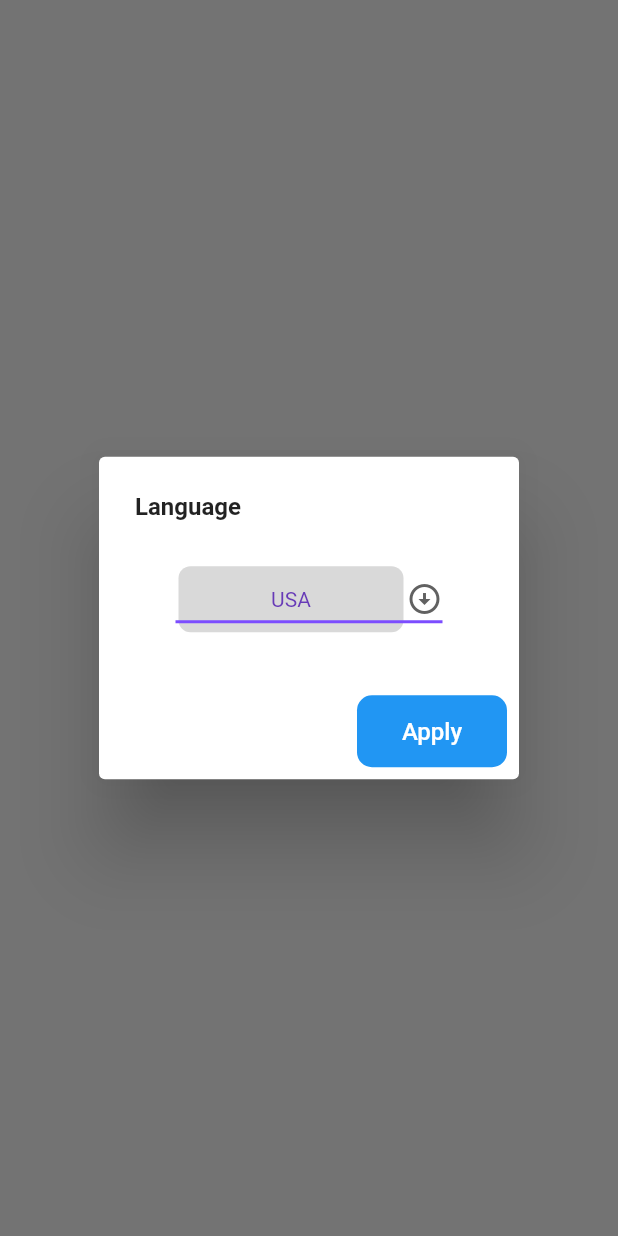
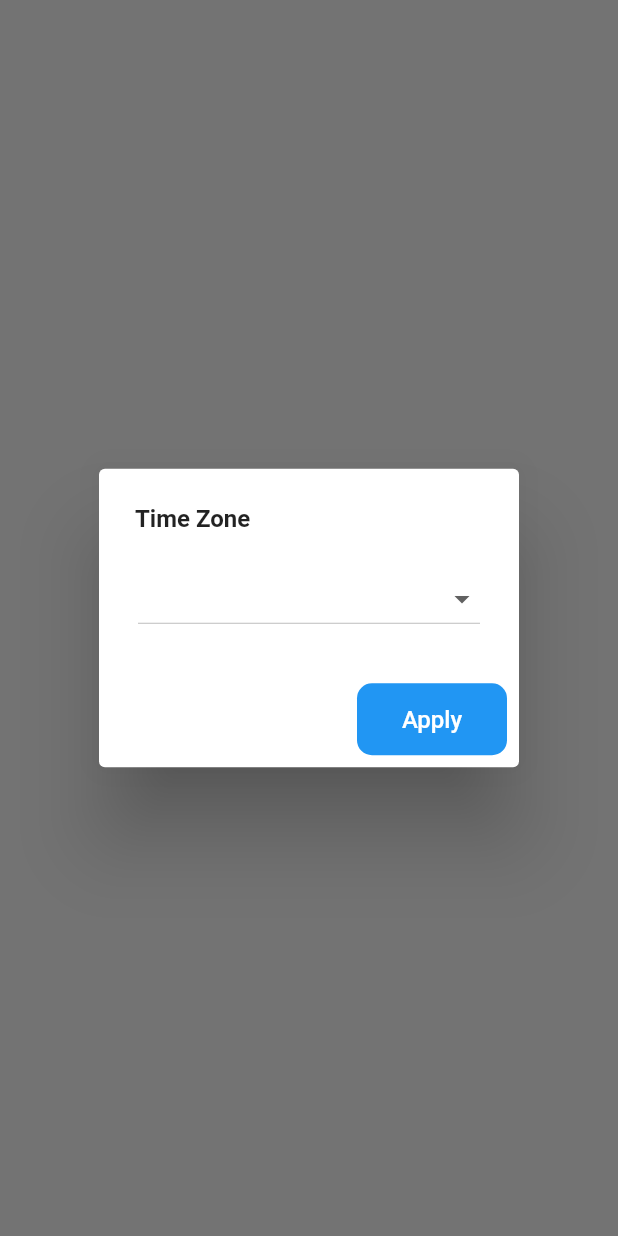
Before and after one commit to ahmadezoji/gpstracker, a Flutter app: what showTimeZoneDlgBox() shows on an empty page, opened directly, on a phone screen of 412 x 824 dp. Run offline on Flutter 3.47's test engine with Material 2 defaults, Android fonts, the phone set to English and light mode, and no system bars; our stand-ins replace cloud_firestore, flutter_map, flutter_svg, fluttertoast, get, latlong2 and 2 more; missing offline and left inert: bottom_drawer, cloud_firestore_web, firebase_core_web, location_web, pattern_lock, persian_datetime_picker and 2 more; accounts and stored records are empty.

```diff
--- a/lib/LacaleString.dart
+++ b/lib/LacaleString.dart
@@ -3,8 +3,7 @@ import 'package:get/get.dart';
 class LocaleString extends Translations {
   @override
   // TODO: implement keys
-  Map<String, Map<String, String>> get keys =>
-      {
+  Map<String, Map<String, String>> get keys => {
         'en_US': {
           'App_Name': 'GPS+',
           'Login': 'Login',
@@ -32,17 +31,20 @@ class LocaleString extends Translations {
           "email": "Email Address",
           "country": "Country Name",
           "city": "City Name",
-          "addVehicle" : "Add Vehicle",
-          "profile" : "Profile",
-          "save-change-success" : "Save changes successful",
-          "add-new-device" : "Add new device",
-          "speed" : "Speed",
+          "addVehicle": "Add Vehicle",
+          "profile": "Profile",
+          "save-change-success": "Save changes successful",
+          "add-new-device": "Add new device",
+          "speed": "Speed",
           "interval": "Interval time",
-          "mile" : "Mile",
-          "date" : "DateTime",
-          "lat" : "latitude",
-          "lon" : "longitude",
-          "currentBlurBoxTitle" : "YOUR CURRENT LOCATION",
+          "mile": "Mile",
+          "date": "DateTime",
+          "lat": "latitude",
+          "lon": "longitude",
+          "currentBlurBoxTitle": "YOUR CURRENT LOCATION",
+          "draw-your-pattern": "Draw Your pattern",
+          "Check Pattern": "Check Pattern",
+          "timezone": "Time Zone"
         },
         'fa_IR': {
           'App_Name': 'موقعیت یاب',
@@ -71,17 +73,20 @@ class LocaleString extends Translations {
           "email": "آدرس ایمیل",
           "country": "نام کشور",
           "city": "نام شهر",
-          "addVehicle" : "اضافه کردن دستگاه",
-          "profile" : "پروفایل",
-          "save-change-success" : "ثبت تغییرات موفق بود",
-          "add-new-device" : "ثبت دستگاه جدبد",
-          "speed" : "سرعت ",
+          "addVehicle": "اضافه کردن دستگاه",
+          "profile": "پروفایل",
+          "save-change-success": "ثبت تغییرات موفق بود",
+          "add-new-device": "ثبت دستگاه جدبد",
+          "speed": "سرعت ",
           "interval": "فاصله زمانی",
-          "mile" : "جهت",
-          "date" : "تاریخ و زمان",
-          "lat" : "عرض جغرافیایی",
-          "lon" : "طول جغرافیایی",
-          "currentBlurBoxTitle" : "موقعین فعلی دستگاه شما",
+          "mile": "جهت",
+          "date": "تاریخ و زمان",
+          "lat": "عرض جغرافیایی",
+          "lon": "طول جغرافیایی",
+          "currentBlurBoxTitle": "موقعین فعلی دستگاه شما",
+          "draw-your-pattern": "الگوی خود را بکشید",
+          "check-pattern": "اعتبار سنجی",
+          "timezone": "منطقه زمانی"
         },
       };
 }
--- a/lib/check_pattern.dart
+++ b/lib/check_pattern.dart
@@ -1,6 +1,7 @@
 import 'package:flutter/foundation.dart';
 import 'package:flutter/material.dart';
 import 'package:fluttertoast/fluttertoast.dart';
+import 'package:get/get.dart';
 import 'package:pattern_lock/pattern_lock.dart';
 
 class CheckPattern extends StatefulWidget {
@@ -26,14 +27,14 @@ class _CheckPatternState extends State<CheckPattern>
   Widget build(BuildContext context) {
     return Scaffold(
       appBar: AppBar(
-        title: Text("Check Pattern"),
+        title: Text("check-pattern".tr),
       ),
       body: Column(
         mainAxisAlignment: MainAxisAlignment.spaceEvenly,
         children: <Widget>[
           Flexible(
             child: Text(
-              "Draw Your pattern",
+              "draw-your-pattern".tr,
               style: TextStyle(fontSize: 26),
             ),
           ),
--- a/lib/dialogs/dialogs.dart
+++ b/lib/dialogs/dialogs.dart
@@ -1,5 +1,6 @@
 import 'package:cargpstracker/util.dart';
 import 'package:flutter/material.dart';
+import 'package:flutter_svg/flutter_svg.dart';
 import 'package:get/get.dart';
 
 enum languages { english, farsi }
@@ -54,7 +55,9 @@ void showLangDlgBox(BuildContext context) {
                 // color: Colors.blueAccent,
                 // textColor: Colors.white,
                 onPressed: () {
-                  var locale = selectedRadio == 0 ?  Locale('en', 'US') : Locale('fa', 'IR') ;
+                  var locale = selectedRadio == 0
+                      ? Locale('en', 'US')
+                      : Locale('fa', 'IR');
                   Get.updateLocale(locale);
                   Navigator.of(context).pop();
                 },
@@ -67,44 +70,70 @@ void showLangDlgBox(BuildContext context) {
 
 void showTimeZoneDlgBox(BuildContext context) {
   List<String> list = ["USA", "IRAN", "UAE", "UK"];
+  Color backColor = Theme.of(context).brightness == Brightness.dark
+      ? backNavBarDark
+      : backgroundColor;
+  Color fontColor = Theme.of(context).brightness == Brightness.dark
+      ? Colors.white
+      : Colors.black;
   showDialog<void>(
       context: context,
       builder: (BuildContext context) {
+        String? selectedZone = "";
         return AlertDialog(
-          title: Text("Language",
+          title: Text("timezone".tr,
               style: TextStyle(fontSize: 16, fontWeight: FontWeight.bold)),
-          content: Column(
-            mainAxisSize: MainAxisSize.min,
-            children: [
-              Padding(
-                  padding:
-                      const EdgeInsets.symmetric(vertical: 8, horizontal: 20),
-                  child: DropdownButton<String>(
-                    value: "USA",
-                    icon: const Icon(Icons.arrow_circle_down_sharp),
-                    elevation: 16,
-                    style: const TextStyle(color: Colors.deepPurple),
-                    underline: Container(
-                      height: 2,
-                      color: Colors.deepPurpleAccent,
-                    ),
-                    onChanged: (String? newValue) {},
+          content: StatefulBuilder(
+            builder: (BuildContext context, StateSetter setState) {
+              return Column(
+                mainAxisSize: MainAxisSize.min,
+                children: [
+                  DropdownButton<String>(
+                    icon: const Icon(Icons.arrow_drop_down),
+                    elevation: 20,
+                    style: const TextStyle(color: Colors.blue, fontSize: 14),
+                    // underline: Container(
+                    //   height: 2,
+                    //   color: Colors.deepPurpleAccent,
+                    // ),
                     items: list.map<DropdownMenuItem<String>>((String value) {
                       return DropdownMenuItem<String>(
-                        value: value,
+                        value: selectedZone,
+                        alignment: Alignment.center,
                         child: Container(
                           margin: EdgeInsets.all(2),
                           decoration: BoxDecoration(
-                              color: backgroundColor,
+                              color: backColor,
                               borderRadius: BorderRadius.circular(8.0)),
                           alignment: Alignment.center,
-                          width: 150,
-                          child: Text(value),
+                          width: 200,
+                          child: Padding(
+                            padding: EdgeInsets.only(left: 5, right: 5),
+                            child: Row(
+                              mainAxisAlignment: MainAxisAlignment.spaceBetween,
+                              crossAxisAlignment: CrossAxisAlignment.start,
+                              children: [
+                                SvgPicture.asset(
+                                  'assets/ellipse.svg',
+                                ),
+                                Text(
+                                  value,
+                                  style: TextStyle(fontSize: 12),
+                                )
+                              ],
+                            ),
+                          ),
                         ),
                       );
                     }).toList(),
-                  ))
-            ],
+                    onChanged: (String? newValue) {
+                      print(newValue);
+                      setState(() => selectedZone = newValue);
+                    },
+                  )
+                ],
+              );
+            },
           ),
           actions: [
             Container(
@@ -121,7 +150,8 @@ void showTimeZoneDlgBox(BuildContext context) {
                 // color: Colors.blueAccent,
                 // textColor: Colors.white,
                 onPressed: () {
-                  Navigator.of(context).pop();
+                  print(selectedZone);
+                  // Navigator.of(context).pop();
                 },
               ),
             ),
@@ -129,3 +159,51 @@ void showTimeZoneDlgBox(BuildContext context) {
         );
       });
 }
+
+//
+// StatefulBuilder(
+// builder: (BuildContext context, StateSetter setState)
+// {
+// return  DropdownButton<String>(
+// icon: const Icon(Icons.arrow_drop_down),
+// elevation: 20,
+// style: const TextStyle(color: Colors.blue,fontSize: 14),
+// // underline: Container(
+// //   height: 2,
+// //   color: Colors.deepPurpleAccent,
+// // ),
+// items: list.map<DropdownMenuItem<String>>((String value) {
+// return DropdownMenuItem<String>(
+// value: selectedZone,
+// alignment: Alignment.center,
+// child: Container(
+// margin: EdgeInsets.all(2),
+// decoration: BoxDecoration(
+// color: backColor,
+// borderRadius: BorderRadius.circular(8.0)
+// ),
+// alignment: Alignment.center,
+// width: 200,
+// child: Padding(
+// padding: EdgeInsets.only(left: 5,right: 5),
+// child: Row(
+// mainAxisAlignment: MainAxisAlignment.spaceBetween,
+// crossAxisAlignment: CrossAxisAlignment.start,
+// children: [
+// SvgPicture.asset(
+// 'assets/ellipse.svg',
+// ),
+// Text(value,style: TextStyle(fontSize: 12),)
+// ],
+// ),
+// ),
+// ),
+// );
+// }).toList(),
+// onChanged: (String? newValue) {
+// print(newValue);
+// setState(() => selectedZone = newValue);
+// },
+// );
+// }
+// ),
```
Also changed, not shown: lib/bottomDrawer.dart (+24 -14 lines), lib/home.dart (+20 -15 lines), lib/mainTabScreens/GpsPlus.dart (+14 -2 lines), lib/mainTabScreens/history.dart (+5 -2 lines), lib/mainTabScreens/live.dart (+31 -47 lines), lib/setPattern.dart (+6 -1 lines).
